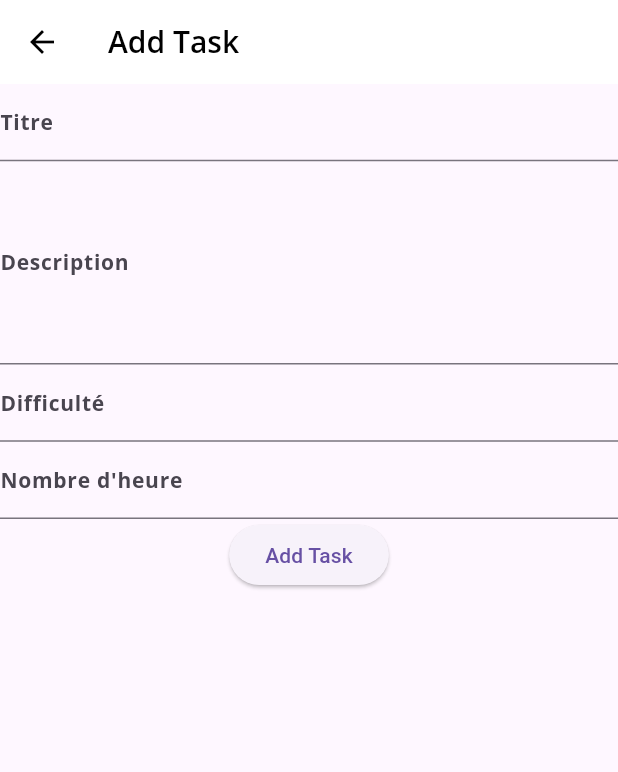
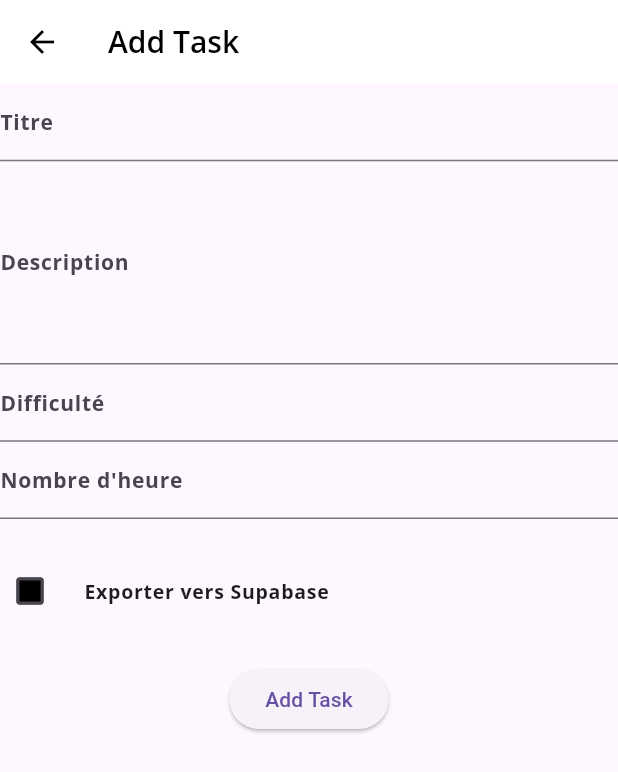
Before and after one commit to louismaillet/TP_Mobile, a Flutter app: the screen it shows after launch, after a tap on the "add" icon, on a phone screen of 412 x 824 dp. Shown: the top 772 px of the screen. Run offline on Flutter 3.47's test engine with Material 3 defaults, Android fonts, the phone set to English and light mode, and no system bars; drawn by our look-alikes of flutter_form_builder; our stand-ins replace form_builder_validators, google_fonts, settings_ui, shared_preferences, sqflite, sqflite_common_ffi and 2 more; accounts and stored records are empty; network calls fail.

Commit message:
ajout de supabase

```diff
--- a/lib/main.dart
+++ b/lib/main.dart
@@ -14,36 +14,35 @@ import 'package:sqflite_common_ffi_web/sqflite_ffi_web.dart';
 import 'package:sqflite_common_ffi/sqflite_ffi.dart';
 import 'package:sqflite/sqflite.dart';
 import 'package:path/path.dart';
+import 'package:supabase_flutter/supabase_flutter.dart';
 
-Future<void> main() async {
+void main() async {
   WidgetsFlutterBinding.ensureInitialized();
+
+  await Supabase.initialize(
+    url: "https://twuzlqinrgesqedrishs.supabase.co",
+    anonKey: "sb_publishable_bkA61cg_crZZ51M2bzsMwg_vf5eHR8t",
+  );
   if (kIsWeb) {
-    // Change default factory on the web
     databaseFactory = databaseFactoryFfiWeb;
   } else {
-    // Change default factory for other platforms
     databaseFactory = databaseFactoryFfi;
   }
-
-  final database = openDatabase(
-    // Set the path to the database. Note: Using the `join` function from the
-    // `path` package is best practice to ensure the path is correctly
-    // constructed for each platform.
-    join(await getDatabasesPath(), 'task.db'),
-    // When the database is first created, create a table to store dogs.
+  final String dbPath = join(await getDatabasesPath(), 'task.db');
+  final Database database = await openDatabase(
+    dbPath,
     onCreate: (db, version) {
-      // Run the CREATE TABLE statement on the database.
       return db.execute(
-        'CREATE TABLE task(id INTEGER PRIMARY KEY, title TEXT, tags TEXT, nbhours INTEGER, difficulty INTEGER, description TEXT)',
+        "CREATE TABLE tasks(id INTEGER PRIMARY KEY AUTOINCREMENT, title TEXT, description TEXT, nbhours INTEGER, difficulty INTEGER, tags TEXT, connecterSupabase INTEGER DEFAULT 0)",
       );
     },
-    // Set the version. This executes the onCreate function and provides a
-    // path to perform database upgrades and downgrades.
     version: 1,
   );
-  final db = await database;
-  runApp(MyApp(db));
+  runApp(MyApp(database));
 }
+
+// It's handy to then extract the Supabase client in a variable for later uses
+final supabase = Supabase.instance.client;
 
 class MyApp extends StatelessWidget {
   final Database database;
--- a/lib/models/task.dart
+++ b/lib/models/task.dart
@@ -5,6 +5,8 @@ class Task {
   int nbhours;
   int difficulty;
   String description;
+  bool connecterSupabase;
+
   Task({
     required this.id,
     required this.title,
@@ -12,8 +14,9 @@ class Task {
     required this.nbhours,
     required this.difficulty,
     required this.description,
+    this.connecterSupabase = false,
   });
-  static int nb=50;
+  static int nb = 50;
 
   static Task fromJson(Map<String, dynamic> json) {
     return Task(
@@ -23,6 +26,7 @@ class Task {
       nbhours: json['nbhours'] ?? 0,
       difficulty: json['difficuty'] ?? 0,
       description: json['description'] ?? '',
+      connecterSupabase: json['connecterSupabase'] ?? false,
     );
   }
 
@@ -30,10 +34,11 @@ class Task {
     return {
       'id': id,
       'title': title,
-      'tags': tags.join(',') ,
+      'tags': tags.join(','),
       'nbhours': nbhours,
       'difficulty': difficulty,
       'description': description,
+      'connecterSupabase': connecterSupabase ? 1 : 0,
     };
   }
 
@@ -45,6 +50,7 @@ class Task {
       nbhours: map['nbhours'] as int,
       difficulty: map['difficulty'] as int,
       description: map['description'] as String,
+      connecterSupabase: (map['connecterSupabase'] as int?) == 1,
     );
   }
 }
--- a/lib/ui/addtask.dart
+++ b/lib/ui/addtask.dart
@@ -5,11 +5,9 @@ import 'package:td2_mobile/viewmodel/taskviewmodel.dart';
 import 'package:flutter_form_builder/flutter_form_builder.dart';
 import 'package:form_builder_validators/form_builder_validators.dart';
 
-
-
 import '../models/task.dart';
 
-class AddTask extends StatefulWidget{
+class AddTask extends StatefulWidget {
   const AddTask({super.key, this.task});
 
   final Task? task;
@@ -31,15 +29,12 @@ class _AddTaskState extends State<AddTask> {
   Key? get _formDif => null;
   Key? get _formHr => null;
 
-
   @override
   Widget build(BuildContext context) {
     final isEditing = widget.task != null;
 
     return Scaffold(
-      appBar: AppBar(
-        title: Text(isEditing ? 'Edit Task' : 'Add Task'),
-      ),
+      appBar: AppBar(title: Text(isEditing ? 'Edit Task' : 'Add Task')),
       body: Center(
         child: FormBuilder(
           key: _formKey,
@@ -47,9 +42,7 @@ class _AddTaskState extends State<AddTask> {
             children: [
               FormBuilderTextField(
                 keyboardType: TextInputType.text,
-                  decoration: const InputDecoration(
-                    labelText: 'Titre',
-                  ),
+                decoration: const InputDecoration(labelText: 'Titre'),
                 key: _formTitle,
                 name: 'Title',
                 initialValue: isEditing ? widget.task!.title : '',
@@ -61,9 +54,7 @@ class _AddTaskState extends State<AddTask> {
               FormBuilderTextField(
                 maxLines: 5,
                 keyboardType: TextInputType.text,
-                  decoration: const InputDecoration(
-                    labelText: 'Description',
-                  ),
+                decoration: const InputDecoration(labelText: 'Description'),
                 key: _formDesc,
                 name: 'Description',
                 initialValue: isEditing ? widget.task!.description : '',
@@ -73,33 +64,36 @@ class _AddTaskState extends State<AddTask> {
               ),
               FormBuilderTextField(
                 keyboardType: TextInputType.number,
-                  decoration: const InputDecoration(
-                    labelText: 'Difficulté',
-                  ),
+                decoration: const InputDecoration(labelText: 'Difficulté'),
                 key: _formDif,
                 name: 'Difficulty',
-                  initialValue: isEditing ? widget.task!.difficulty.toString() : '',
+                initialValue: isEditing
+                    ? widget.task!.difficulty.toString()
+                    : '',
                 validator: FormBuilderValidators.compose([
                   FormBuilderValidators.required(),
-                    FormBuilderValidators.numeric()
+                  FormBuilderValidators.numeric(),
                 ]),
               ),
               FormBuilderTextField(
                 keyboardType: TextInputType.number,
-                  decoration: const InputDecoration(
-                    labelText: 'Nombre d\'heure',
-                  ),
+                decoration: const InputDecoration(labelText: 'Nombre d\'heure'),
                 key: _formHr,
                 name: 'NbHours',
                 initialValue: isEditing ? widget.task!.nbhours.toString() : '',
                 validator: FormBuilderValidators.compose([
                   FormBuilderValidators.required(),
-                    FormBuilderValidators.numeric()
+                  FormBuilderValidators.numeric(),
                 ]),
               ),
-
+              const SizedBox(height: 16),
+              FormBuilderCheckbox(
+                name: 'ExportToCloud',
+                title: const Text('Exporter vers Supabase'),
+                initialValue: false,
+              ),
+              const SizedBox(height: 16),
               ElevatedButton(
-
                 onPressed: () async {
                   if (_formKey.currentState!.saveAndValidate()) {
                     final formData = _formKey.currentState!.value;
@@ -109,20 +103,27 @@ class _AddTaskState extends State<AddTask> {
                         id: widget.task!.id,
                         title: formData['Title'] ?? '',
                         description: formData['Description'] ?? '',
-                          difficulty: int.tryParse(formData['Difficulty'] ?? '0') ?? 0,
+                        difficulty:
+                            int.tryParse(formData['Difficulty'] ?? '0') ?? 0,
                         nbhours: int.tryParse(formData['NbHours'] ?? '0') ?? 0,
                         tags: widget.task!.tags,
+                        connecterSupabase: formData['ExportToCloud'] ?? false,
                       );
 
-                        await context.read<TaskViewModel>().updateTask(widget.task!, updatedTask);
+                      await context.read<TaskViewModel>().updateTask(
+                        widget.task!,
+                        updatedTask,
+                      );
                     } else {
                       final newTask = Task(
                         id: 0,
                         title: formData['Title'] ?? '',
                         description: formData['Description'] ?? '',
-                          difficulty: int.tryParse(formData['Difficulty'] ?? '0') ?? 0,
+                        difficulty:
+                            int.tryParse(formData['Difficulty'] ?? '0') ?? 0,
                         nbhours: int.tryParse(formData['NbHours'] ?? '0') ?? 0,
                         tags: [],
+                        connecterSupabase: formData['ExportToCloud'] ?? false,
                       );
 
                       await context.read<TaskViewModel>().addTask(newTask);
@@ -132,12 +133,11 @@ class _AddTaskState extends State<AddTask> {
                   }
                 },
                 child: Text(isEditing ? "Update Task" : "Add Task"),
-                )
-              ]
+              ),
+            ],
           ),
         ),
       ),
     );
-
   }
 }
```
Also changed, not shown: lib/repository/taskrepository.dart (+31 -8 lines). Lines whose indentation alone changed are shown as unchanged.
